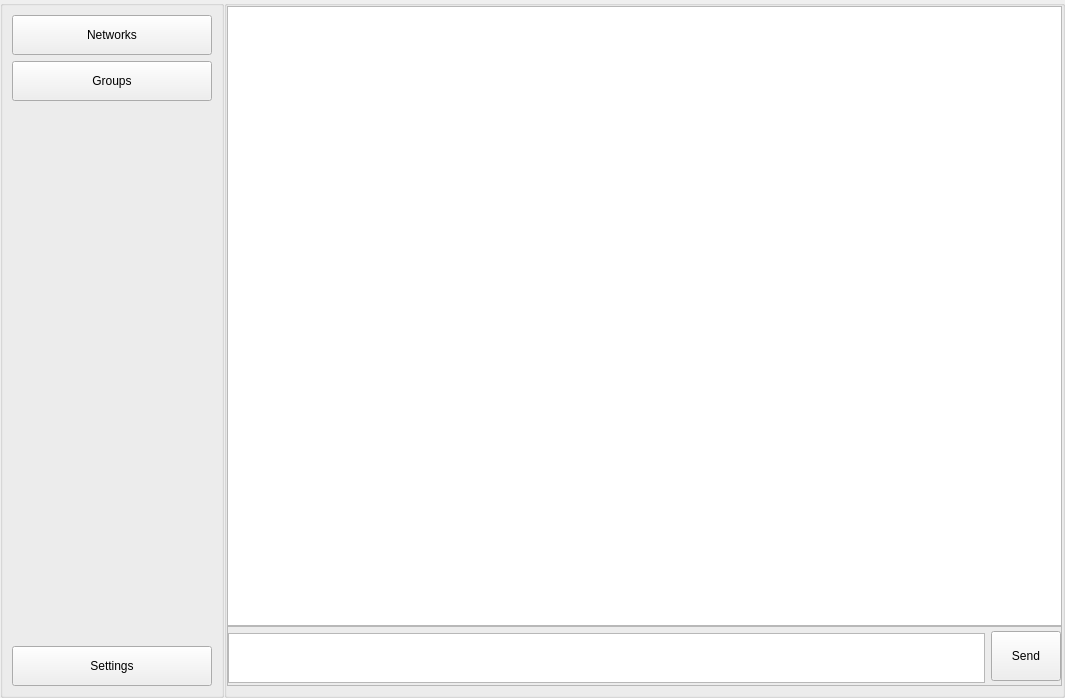
Old version of the form ui02.ui in the repository gsec/eZchat.
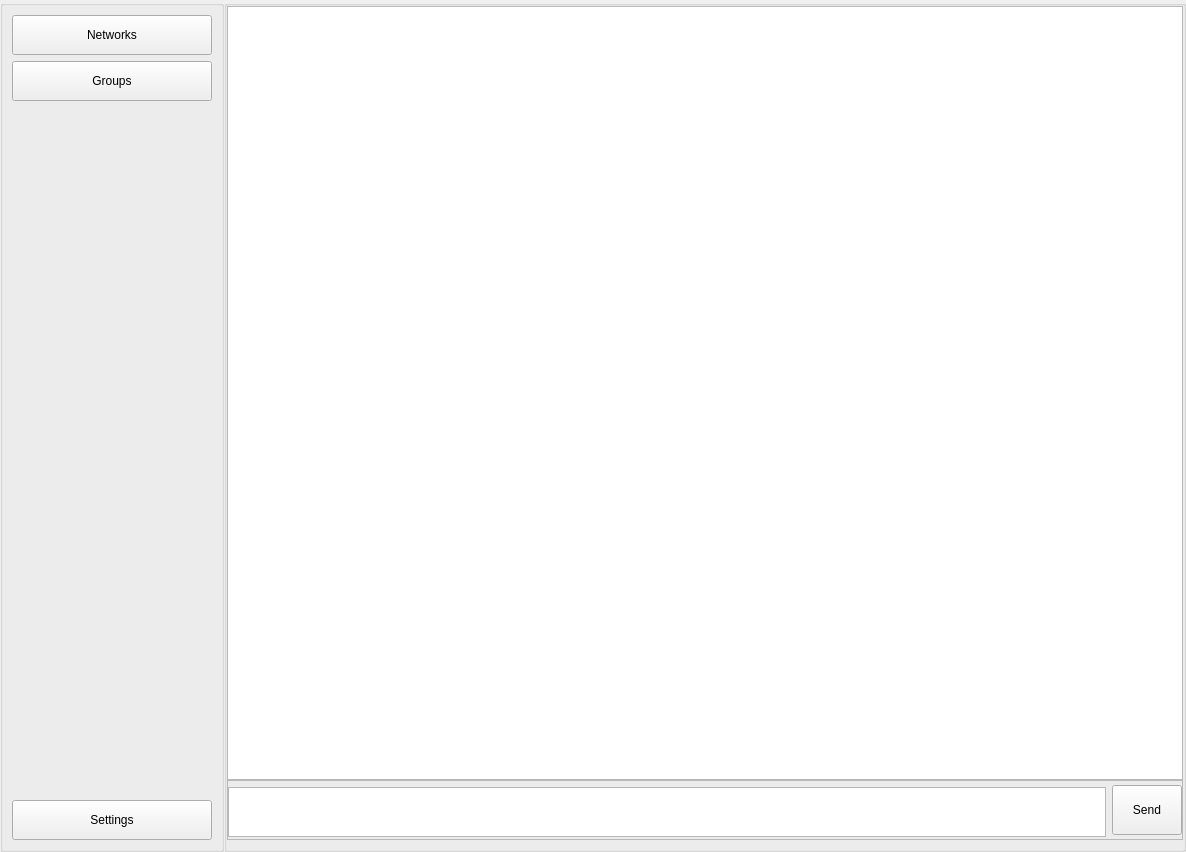
New version of the form.

What changed in the file:
```diff
--- a/ui02.ui
+++ b/ui02.ui
@@ -6,8 +6,8 @@
    <rect>
     <x>0</x>
     <y>0</y>
-    <width>1065</width>
-    <height>698</height>
+    <width>1186</width>
+    <height>852</height>
    </rect>
   </property>
   <property name="windowTitle">
```
Left out of the diff: 12 changed lines with no effect on the pictures.
